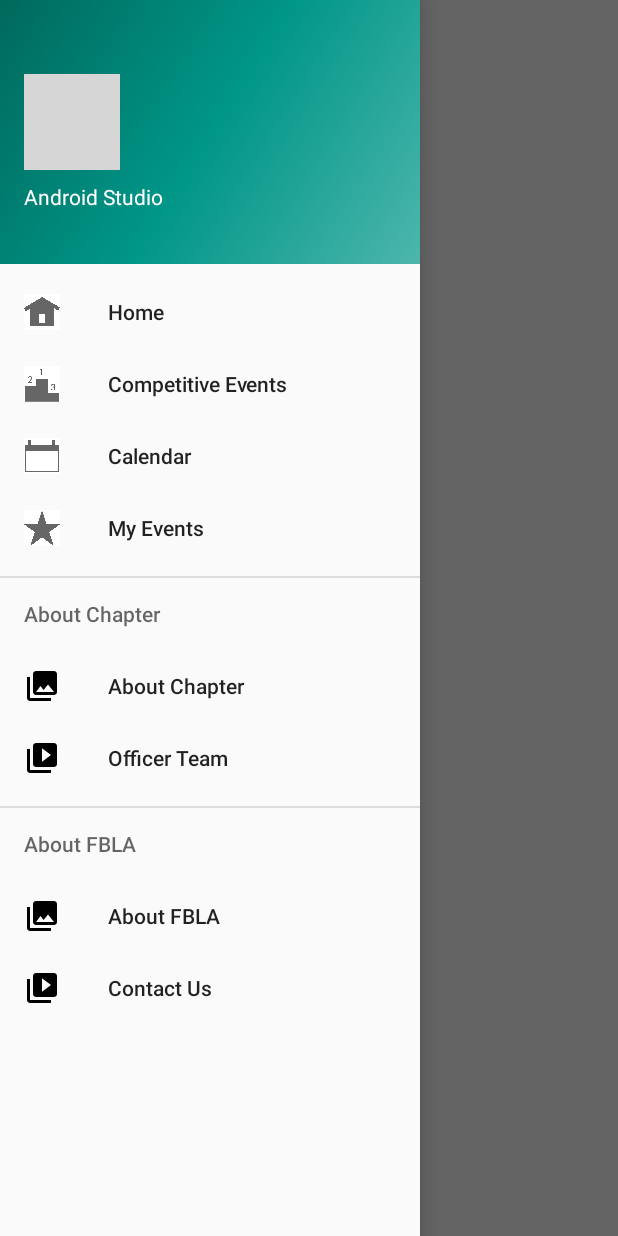
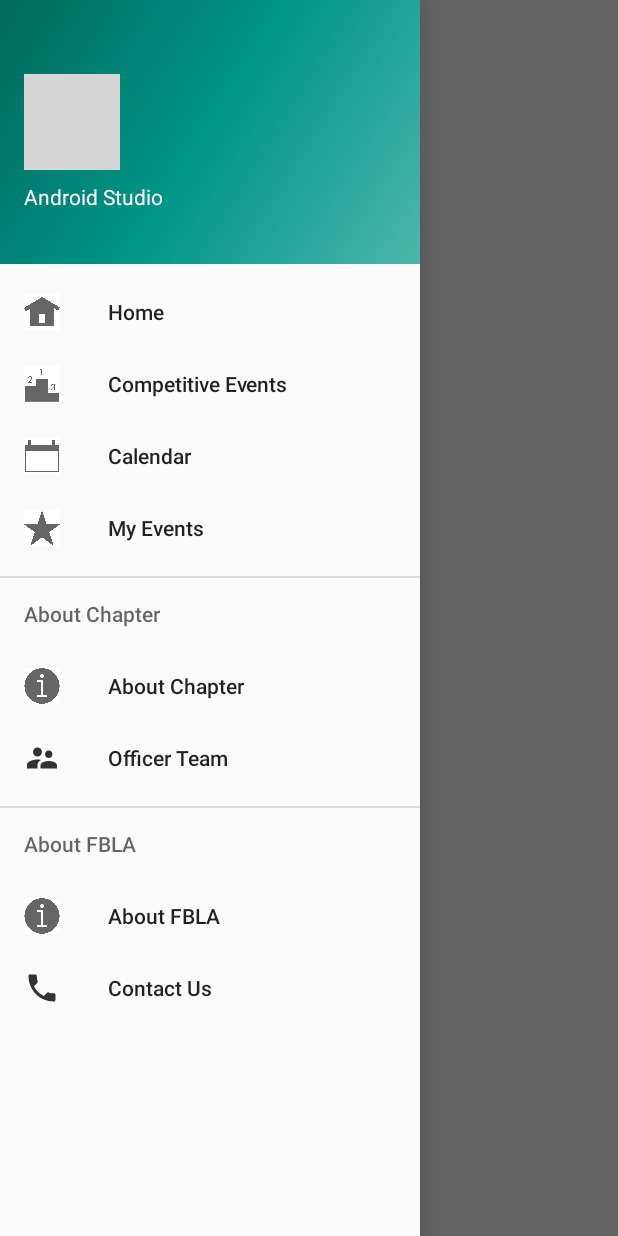
Before and after one commit to EylamTagor/HHS-FBLA-MAD-2020, an Android app: the HomeActivity screen opened directly, with no data from a screen before it, with the side drawer open, on a phone screen of 412 x 824 dp. Run offline under Robolectric (Android 15) with nearby library versions, the phone set to English and light mode, and no system bars; our stand-ins replace Firebase (no records; nobody signed in at launch, a user with empty details on screens opened directly), Picasso, navigation-ui; pictures from the network do not load; 7 statements that could not run were skipped; grey boxes are pictures that could not be loaded.

Commit message:
all icons finished

```diff
--- /dev/null
+++ b/app/src/main/res/drawable-anydpi/contact_icon.xml
@@ -0,0 +1,11 @@
+<vector xmlns:android="http://schemas.android.com/apk/res/android"
+    android:width="24dp"
+    android:height="24dp"
+    android:viewportWidth="24"
+    android:viewportHeight="24"
+    android:tint="#000000"
+    android:alpha="0.8">
+    <path
+        android:fillColor="#FF000000"
+        android:pathData="M6.62,10.79c1.44,2.83 3.76,5.14 6.59,6.59l2.2,-2.2c0.27,-0.27 0.67,-0.36 1.02,-0.24 1.12,0.37 2.33,0.57 3.57,0.57 0.55,0 1,0.45 1,1V20c0,0.55 -0.45,1 -1,1 -9.39,0 -17,-7.61 -17,-17 0,-0.55 0.45,-1 1,-1h3.5c0.55,0 1,0.45 1,1 0,1.25 0.2,2.45 0.57,3.57 0.11,0.35 0.03,0.74 -0.25,1.02l-2.2,2.2z"/>
+</vector>
--- /dev/null
+++ b/app/src/main/res/drawable-anydpi/officer_icon.xml
@@ -0,0 +1,11 @@
+<vector xmlns:android="http://schemas.android.com/apk/res/android"
+    android:width="24dp"
+    android:height="24dp"
+    android:viewportWidth="24"
+    android:viewportHeight="24"
+    android:tint="#000000"
+    android:alpha="0.8">
+    <path
+        android:fillColor="#FF000000"
+        android:pathData="M16.5,12c1.38,0 2.49,-1.12 2.49,-2.5S17.88,7 16.5,7C15.12,7 14,8.12 14,9.5s1.12,2.5 2.5,2.5zM9,11c1.66,0 2.99,-1.34 2.99,-3S10.66,5 9,5C7.34,5 6,6.34 6,8s1.34,3 3,3zM16.5,14c-1.83,0 -5.5,0.92 -5.5,2.75L11,19h11v-2.25c0,-1.83 -3.67,-2.75 -5.5,-2.75zM9,13c-2.33,0 -7,1.17 -7,3.5L2,19h7v-2.25c0,-0.85 0.33,-2.34 2.37,-3.47C10.5,13.1 9.66,13 9,13z"/>
+</vector>
--- a/app/src/main/res/menu/activity_home_drawer.xml
+++ b/app/src/main/res/menu/activity_home_drawer.xml
@@ -29,11 +29,11 @@
             <menu>
                 <item
                     android:id="@+id/nav_about_chapter"
-                    android:icon="@drawable/ic_menu_gallery"
+                    android:icon="@drawable/about_icon"
                     android:title="@string/menu_about_chapter" />
                 <item
                     android:id="@+id/nav_officer"
-                    android:icon="@drawable/ic_menu_slideshow"
+                    android:icon="@drawable/officer_icon"
                     android:title="@string/menu_officer" />
             </menu>
         </item>
@@ -43,11 +43,11 @@
             <menu>
                 <item
                     android:id="@+id/nav_about"
-                    android:icon="@drawable/ic_menu_gallery"
+                    android:icon="@drawable/about_icon"
                     android:title="@string/menu_about" />
                 <item
                     android:id="@+id/nav_contact"
-                    android:icon="@drawable/ic_menu_slideshow"
+                    android:icon="@drawable/contact_icon"
                     android:title="@string/menu_contact" />
             </menu>
         </item>
```
Also changed, not shown: app/src/main/res/drawable-hdpi/contact_icon.png (added), app/src/main/res/drawable-hdpi/officer_icon.png (added), app/src/main/res/drawable-mdpi/contact_icon.png (added), app/src/main/res/drawable-mdpi/officer_icon.png (added), app/src/main/res/drawable-v24/about_icon.png (added), app/src/main/res/drawable-xhdpi/contact_icon.png (added), app/src/main/res/drawable-xhdpi/officer_icon.png (added), app/src/main/res/drawable-xxhdpi/contact_icon.png (added), app/src/main/res/drawable-xxhdpi/officer_icon.png (added).
